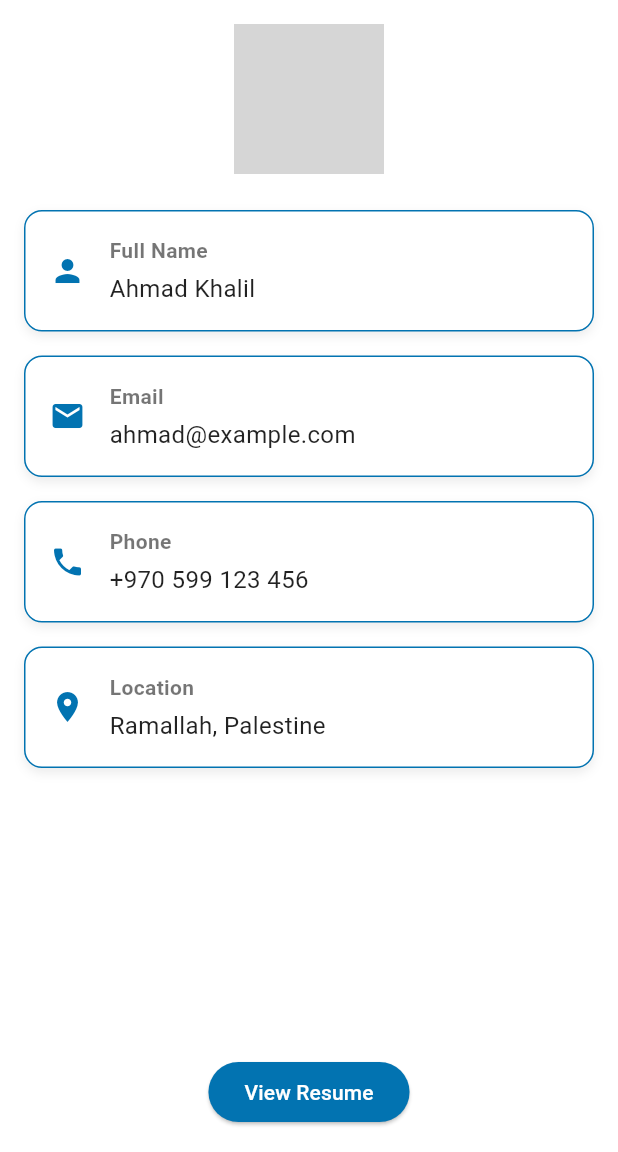
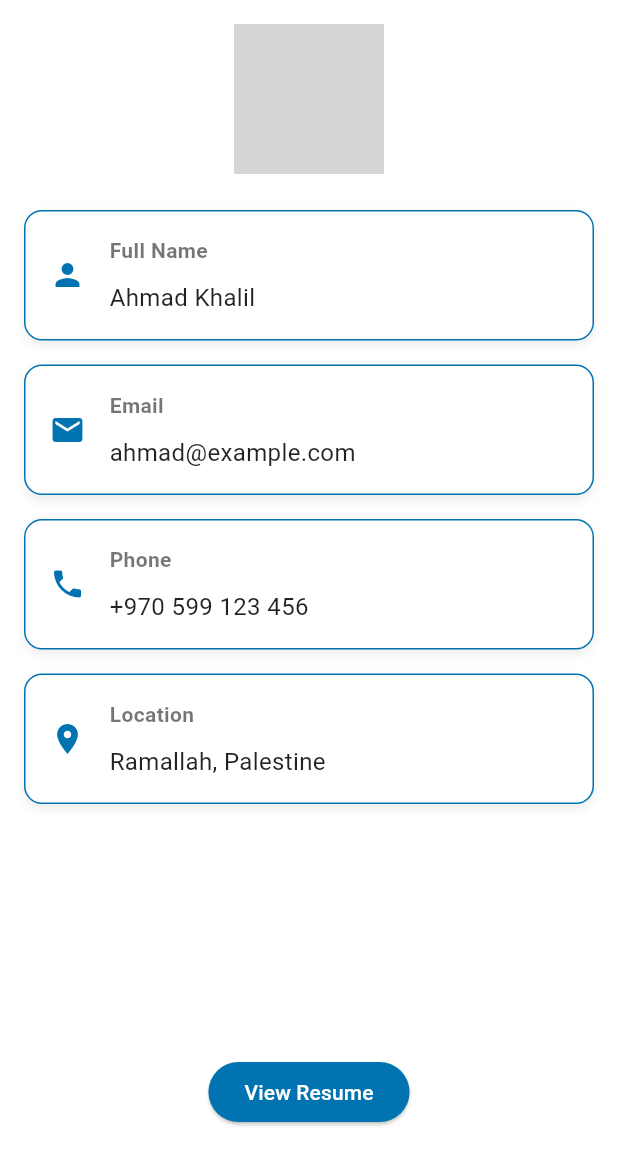
Before and after one commit to HidayaAwwad4/ojps_flutter, a Flutter app: the ViewProfile screen opened by its route, on a phone screen of 412 x 824 dp, the part 84-1236 px from its top. Run offline on Flutter 3.47's test engine with Material 3 defaults, Android fonts, the phone set to English and light mode, and no system bars; our stand-ins replace file_picker, image_picker; grey boxes are pictures that could not be loaded.

Commit message:
size box editing

```diff
--- a/ojps_flutter/lib/screens/view_profile.dart
+++ b/ojps_flutter/lib/screens/view_profile.dart
@@ -1,4 +1,5 @@
 import 'package:flutter/material.dart';
+import '../constants/spaces.dart';
 import '/constants/colors.dart';
 import '/constants/dimensions.dart';
 import '/widgets/view&edit_profile/profile_image_widget.dart';
@@ -25,7 +26,7 @@ class ViewProfile extends StatelessWidget {
                 isEditable: false,
               ),
             ),
-            SizedBox(height: AppDimensions.defaultPadding),
+            Spaces.vertical(AppDimensions.defaultPadding),
 
 
             ProfileInfoTile(
--- a/ojps_flutter/lib/widgets/Resume/education_input_widget.dart
+++ b/ojps_flutter/lib/widgets/Resume/education_input_widget.dart
@@ -1,5 +1,6 @@
 import 'package:flutter/material.dart';
 import 'package:intl/intl.dart';
+import '../../constants/spaces.dart';
 import '/constants/colors.dart';
 import '/constants/dimensions.dart';
 import '/widgets/view&edit_profile/profile_field_widget.dart';
@@ -86,7 +87,7 @@ class _EducationInputWidgetState extends State<EducationInputWidget> {
                 ),
               ),
             ),
-            const SizedBox(width: 10),
+            Spaces.horizontal(10),
             Expanded(
               child: GestureDetector(
                 onTap: () => _pickDate(endDateController),
--- a/ojps_flutter/lib/widgets/Resume/experience_input_widget.dart
+++ b/ojps_flutter/lib/widgets/Resume/experience_input_widget.dart
@@ -1,5 +1,6 @@
 import 'package:flutter/material.dart';
 import 'package:intl/intl.dart';
+import '../../constants/spaces.dart';
 import '/constants/colors.dart';
 import '/widgets/view&edit_profile/profile_field_widget.dart';
 
@@ -65,7 +66,7 @@ class _ExperienceInputWidgetState extends State<ExperienceInputWidget> {
                 ),
               ),
             ),
-            const SizedBox(width: 10),
+            Spaces.horizontal(10),
             Expanded(
               child: GestureDetector(
                 onTap: () => _pickDate(endDateController),
@@ -76,7 +77,7 @@ class _ExperienceInputWidgetState extends State<ExperienceInputWidget> {
             ),
           ],
         ),
-        const SizedBox(height: 10),
+        Spaces.vertical(10),
         const Align(
           alignment: Alignment.centerLeft,
           child: Text("Responsibilities / Achievements", style: TextStyle(fontWeight: FontWeight.bold)),
--- a/ojps_flutter/lib/widgets/Resume/profile_display_field_widget.dart
+++ b/ojps_flutter/lib/widgets/Resume/profile_display_field_widget.dart
@@ -1,5 +1,7 @@
 import 'package:flutter/material.dart';
 import 'package:ojps_flutter/constants/colors.dart';
+
+import '../../constants/spaces.dart';
 class ProfileDisplayFieldWidget extends StatelessWidget {
   final IconData icon;
   final String value;
@@ -18,7 +20,7 @@ class ProfileDisplayFieldWidget extends StatelessWidget {
         crossAxisAlignment: CrossAxisAlignment.start,
         children: [
           Icon(icon, color: Colorss.primaryColor, size: 20),
-          const SizedBox(width: 12),
+          Spaces.horizontal(12),
           Expanded(
             child: Text(
               value,
--- a/ojps_flutter/lib/widgets/Resume/resume_field_dropdown_widget.dart
+++ b/ojps_flutter/lib/widgets/Resume/resume_field_dropdown_widget.dart
@@ -1,6 +1,5 @@
 import 'package:flutter/material.dart';
 import '/constants/dimensions.dart';
-import '/widgets/view&edit_profile/profile_field_widget.dart';
 
 class ResumeFieldDropdownWidget extends StatefulWidget {
   final String title;
--- a/ojps_flutter/lib/widgets/Resume/resume_section_dropdown.dart
+++ b/ojps_flutter/lib/widgets/Resume/resume_section_dropdown.dart
@@ -1,5 +1,4 @@
 import 'package:flutter/material.dart';
-import '../../constants/colors.dart' as colors;
 import '/constants/dimensions.dart';
 import '/constants/colors.dart';
 
@@ -44,7 +43,7 @@ class _ResumeSectionDropdownState extends State<ResumeSectionDropdown> {
           ),
           if (_isExpanded)
             Padding(
-              padding: const EdgeInsets.all(12.0),
+              padding: EdgeInsets.all(12.0),
               child: Column(
                 children: widget.children,
               ),
--- a/ojps_flutter/lib/widgets/notification_item.dart
+++ b/ojps_flutter/lib/widgets/notification_item.dart
@@ -2,6 +2,7 @@ import 'package:flutter/material.dart';
 import 'package:ojps_flutter/constants//colors.dart';
 import 'package:ojps_flutter/constants//text_styles.dart';
 import '../constants/dimensions.dart' as Dimensions;
+import '../constants/spaces.dart';
 
 class NotificationItem extends StatelessWidget {
   final String title;
@@ -48,7 +49,7 @@ class NotificationItem extends StatelessWidget {
               backgroundImage: AssetImage(imageUrl),
               radius: Dimensions.AppDimensions.height20,
             ),
-            SizedBox(width: Dimensions.AppDimensions.width10),
+            Spaces.horizontal(Dimensions.AppDimensions.width10),
             Expanded(
               child: Column(
                 crossAxisAlignment: CrossAxisAlignment.start,
@@ -57,7 +58,7 @@ class NotificationItem extends StatelessWidget {
                       style: isNew
                           ? AppValues.textStyleWhiteBold
                           : AppValues.textStylePrimaryBold),
-                  SizedBox(height: Dimensions.AppDimensions.height5),
+                  Spaces.vertical(Dimensions.AppDimensions.height5),
                   Text(subtitle,
                       style: isNew
                           ? AppValues.textStyleWhite
--- a/ojps_flutter/lib/widgets/view_profile_employer/profile_info_tile.dart
+++ b/ojps_flutter/lib/widgets/view_profile_employer/profile_info_tile.dart
@@ -1,4 +1,5 @@
 import 'package:flutter/material.dart';
+import '../../constants/spaces.dart';
 import '/constants/colors.dart';
 import '/constants/dimensions.dart';
 
@@ -34,7 +35,7 @@ class ProfileInfoTile extends StatelessWidget {
       child: Row(
         children: [
           Icon(icon, color: Colorss.primaryColor),
-          SizedBox(width: AppDimensions.defaultPadding),
+          Spaces.horizontal( AppDimensions.defaultPadding),
           Expanded(
             child: Column(
               crossAxisAlignment: CrossAxisAlignment.start,
@@ -45,7 +46,7 @@ class ProfileInfoTile extends StatelessWidget {
                       fontSize: 14,
                       color: Colors.black54,
                     )),
-                SizedBox(height: 4),
+                Spaces.vertical(10),
                 Text(value, style: TextStyle(fontSize: 16)),
               ],
             ),
```
Also changed, not shown: ojps_flutter/lib/screens/view&edit_profile_seeker.dart (+6 -4 lines), ojps_flutter/lib/screens/view_edit_employer_profile.dart (+4 -3 lines), ojps_flutter/lib/screens/view_resume.dart (+4 -3 lines).
